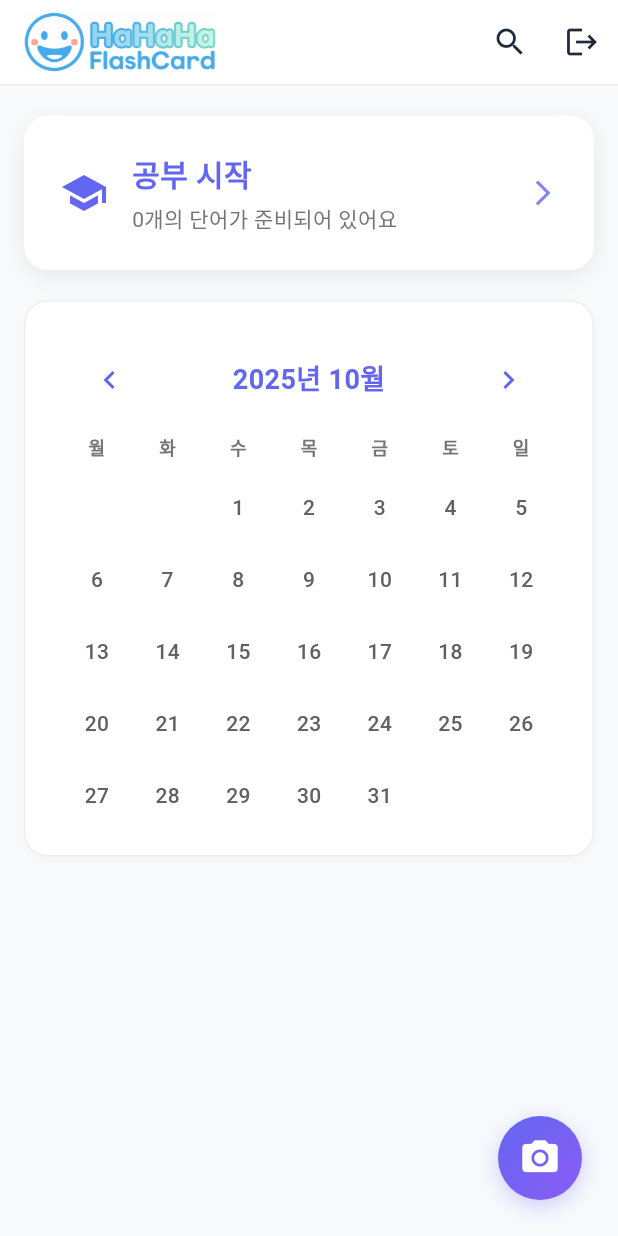
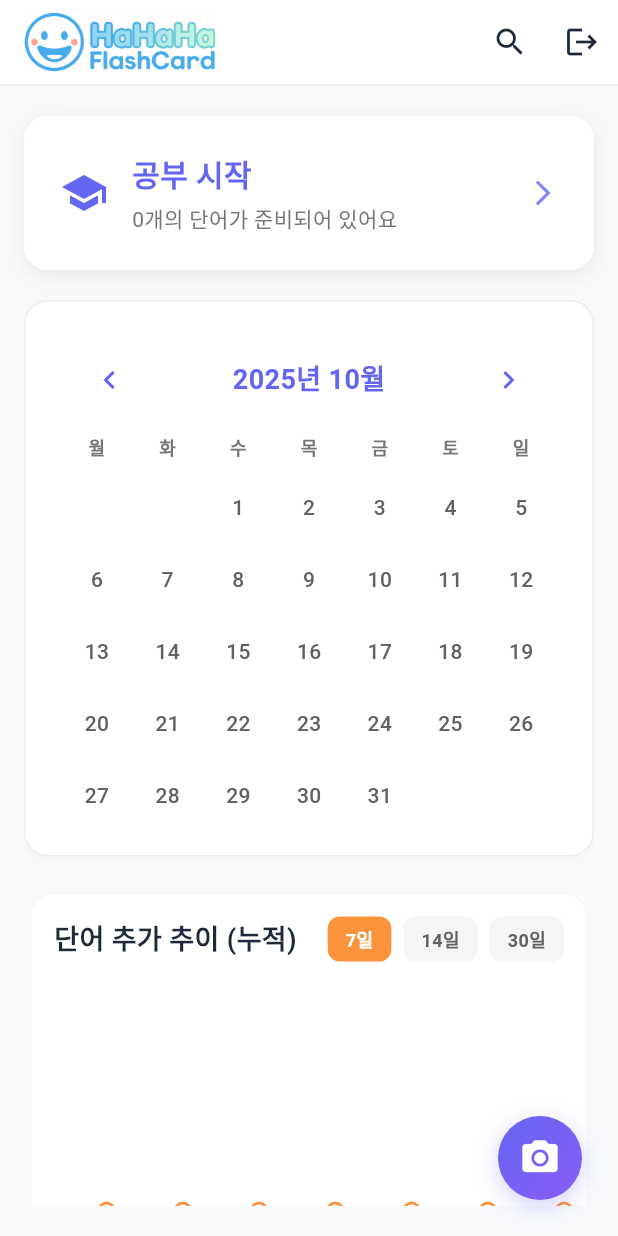
Before and after one commit to kimshinil79/hahaha_flashcard, a Flutter app: the screen it shows once a user with an empty profile is signed in, after a tap on the "chevron left" icon, on a phone screen of 412 x 824 dp. Run offline on Flutter 3.47's test engine with Material 3 defaults, Android fonts, the phone set to English and light mode, and no system bars; drawn by our look-alikes of fl_chart; our stand-ins replace camera, cloud_firestore, firebase_auth, firebase_core, flutter_dotenv; missing offline and left inert: google_mlkit_text_recognition, receive_sharing_intent; accounts and stored records are empty; generated files the repository leaves out were written again; statements that could not run were skipped.

Commit message:
Add environment variable support and update dependencies. Included .env file for API keys, integrated fl_chart and http packages, and enhanced README with setup instructions for OpenAI API. Improved main.dart to load environment variables and refactored calendar widget for better color handling.

```diff
--- a/lib/main.dart
+++ b/lib/main.dart
@@ -15,13 +15,20 @@ import 'widgets/selected_word_list.dart';
 import 'widgets/add_to_flashcard_dialog.dart';
 import 'widgets/flashcard_study_screen.dart';
 import 'widgets/study_calendar_widget.dart';
+import 'widgets/word_addition_chart.dart';
+import 'services/chatgpt_service.dart';
 import 'dart:convert';
 import 'dart:async';
 import 'dart:io';
 import 'package:receive_sharing_intent/receive_sharing_intent.dart';
+import 'package:flutter_dotenv/flutter_dotenv.dart';
 
 void main() async {
   WidgetsFlutterBinding.ensureInitialized();
+
+  // .env 파일 로드
+  await dotenv.load(fileName: ".env");
+
   await Firebase.initializeApp(
     options: DefaultFirebaseOptions.currentPlatform,
   );
@@ -489,7 +496,7 @@ class _MyHomePageState extends State<MyHomePage> {
                       children: <Widget>[
                         if (_recognizedText == null ||
                             _recognizedText!.isEmpty) ...[
-                          // 공부 시작 카드 (텍스트 추출 전/없을 때만 표시)
+                          // 공부 시작 카드 (고정, 텍스트 추출 전/없을 때만 표시)
                           GestureDetector(
                             onTap: _startStudy,
                             child: Container(
@@ -548,12 +555,24 @@ class _MyHomePageState extends State<MyHomePage> {
                             ),
                           ),
                           const SizedBox(height: 20),
-                          // 달력 위젯 (텍스트 미표시 시에만 노출)
-                          StudyCalendarWidget(
-                            key: ValueKey(_calendarRefreshKey),
-                            refreshTrigger: _calendarRefreshKey,
+                          // 스크롤 가능한 영역 (달력 + 그래프)
+                          Expanded(
+                            child: SingleChildScrollView(
+                              child: Column(
+                                children: [
+                                  // 달력 위젯
+                                  StudyCalendarWidget(
+                                    key: ValueKey(_calendarRefreshKey),
+                                    refreshTrigger: _calendarRefreshKey,
+                                  ),
+                                  const SizedBox(height: 20),
+                                  // 단어 추가 그래프
+                                  const WordAdditionChart(),
+                                  const SizedBox(height: 20),
+                                ],
+                              ),
+                            ),
                           ),
-                          const SizedBox(height: 20),
                         ],
                         if (_selectedWordMeanings.isNotEmpty) ...[
                           SelectedWordList(
@@ -572,9 +591,6 @@ class _MyHomePageState extends State<MyHomePage> {
                               onClose: _clearRecognizedText,
                             ),
                           ),
-                        ],
-                        if (_recognizedText == null) ...[
-                          const Expanded(child: SizedBox.shrink()),
                         ],
                       ],
                     ),
@@ -854,10 +870,9 @@ class _MyHomePageState extends State<MyHomePage> {
           );
         }
       } else {
+        // 단어를 찾지 못하면 ChatGPT API 호출
         if (mounted) {
-          ScaffoldMessenger.of(context).showSnackBar(
-            SnackBar(content: Text('"$word" 단어를 찾을 수 없습니다.')),
-          );
+          _fetchWordFromChatGPT(word, sentence, baseForm);
         }
       }
     } catch (e) {
@@ -866,6 +881,88 @@ class _MyHomePageState extends State<MyHomePage> {
           SnackBar(content: Text('검색 중 오류가 발생했습니다: $e')),
         );
       }
+    }
+  }
+
+  /// ChatGPT API를 호출하여 단어 정보를 가져오고 Firebase에 저장한 후 표시합니다.
+  Future<void> _fetchWordFromChatGPT(String word, String sentence, String baseForm) async {
+    // 로딩 다이얼로그 표시
+    if (!mounted) return;
+
+    showDialog(
+      context: context,
+      barrierDismissible: false,
+      builder: (context) => const Center(
+        child: Card(
+          child: Padding(
+            padding: EdgeInsets.all(20),
+            child: Column(
+              mainAxisSize: MainAxisSize.min,
+              children: [
+                CircularProgressIndicator(),
+                SizedBox(height: 16),
+                Text('단어 정보를 불러오는 중...'),
+              ],
+            ),
+          ),
+        ),
+      ),
+    );
+
+    try {
+      // ChatGPT API 호출
+      final wordData = await ChatGPTService.getWordInfo(word);
+
+      if (!mounted) return;
+
+      if (wordData == null) {
+        Navigator.of(context).pop(); // 로딩 다이얼로그 닫기
+        ScaffoldMessenger.of(context).showSnackBar(
+          const SnackBar(content: Text('단어 정보를 가져올 수 없습니다.')),
+        );
+        return;
+      }
+
+      // Firebase에 저장
+      final wordKey = baseForm.isNotEmpty ? baseForm : word.toLowerCase();
+      await _firestore.collection('words').doc(wordKey).set(wordData);
+
+      // 로딩 다이얼로그 닫기
+      if (!mounted) return;
+      Navigator.of(context).pop();
+
+      // WordDetailDialog 표시
+      WordDetailDialog.show(
+        context,
+        wordData,
+        sentence,
+        word,
+        wordKey,
+        onMeaningSelected: (selectedWord, meaning) {
+          if (mounted) {
+            setState(() {
+              _selectedWordMeanings.add({
+                'word': wordKey,
+                'meaning': meaning,
+              });
+            });
+          }
+        },
+      );
+    } catch (e) {
+      if (!mounted) return;
+
+      // 로딩 다이얼로그 닫기
+      Navigator.of(context).pop();
+
+      ScaffoldMessenger.of(context).showSnackBar(
+        SnackBar(
+          content: Text('단어 정보를 가져오는 중 오류가 발생했습니다: $e'),
+          duration: const Duration(seconds: 5),
+        ),
+      );
+
+      print('ChatGPT API 오류: $e');
     }
   }
 
--- a/lib/widgets/calendar_grid_widget.dart
+++ b/lib/widgets/calendar_grid_widget.dart
@@ -27,31 +27,6 @@ class CalendarGridWidget extends StatelessWidget {
       const Color(0xFF6366F1),
       intensity,
     ) ?? Colors.transparent;
-  }
-
-  Color _getCountTextColor(int count, Color backgroundColor) {
-    if (count == 0) return Colors.grey.shade600;
-    final intensity = _getIntensity(count);
-    final baseColor = Color.lerp(
-      const Color(0xFF1F1F39),
-      Colors.white,
-      intensity,
-    ) ?? Colors.white;
-
-    if (backgroundColor == Colors.transparent) {
-      return baseColor.withOpacity(0.8);
-    }
-
-    final luminance = backgroundColor.computeLuminance();
-    if (luminance < 0.2) {
-      return baseColor.withOpacity(0.95);
-    } else if (luminance < 0.4) {
-      return baseColor.withOpacity(0.85);
-    } else if (luminance < 0.6) {
-      return baseColor.withOpacity(0.75);
-    } else {
-      return const Color(0xFF1F1F39).withOpacity(0.8);
-    }
   }
 
   Color _getDayTextColor(bool isSelected, bool isToday, int count, Color backgroundColor) {
@@ -95,8 +70,9 @@ class CalendarGridWidget extends StatelessWidget {
     final isSelected = _isSelected(date);
     final count = studyCounts[dateStr] ?? 0;
     final backgroundColor = _getDateBackgroundColor(count);
-    final countColor = _getCountTextColor(count, backgroundColor);
     final dayColor = _getDayTextColor(isSelected, isToday, count, backgroundColor);
+    // 공부 횟수 숫자도 날짜와 같은 색상 로직 사용
+    final countColor = dayColor;
 
     // 테두리 색상 결정
     Color? borderColor;
@@ -140,9 +116,7 @@ class CalendarGridWidget extends StatelessWidget {
                 '$count',
                 style: TextStyle(
                   fontSize: 10,
-                  color: isSelected
-                      ? countColor.withOpacity(0.9)
-                      : countColor,
+                  color: countColor,
                 ),
               ),
           ],
--- /dev/null
+++ b/lib/widgets/word_addition_chart.dart
@@ -0,0 +1,337 @@
+import 'package:flutter/material.dart';
+import 'package:fl_chart/fl_chart.dart';
+import 'package:intl/intl.dart';
+import 'package:cloud_firestore/cloud_firestore.dart';
+import 'package:firebase_auth/firebase_auth.dart';
+
+class WordAdditionChart extends StatefulWidget {
+  const WordAdditionChart({super.key});
+
+  @override
+  State<WordAdditionChart> createState() => _WordAdditionChartState();
+}
+
+class _WordAdditionChartState extends State<WordAdditionChart> {
+  final FirebaseFirestore _firestore = FirebaseFirestore.instance;
+  Map<String, int> _wordAdditionCounts = {};
+  bool _isLoading = true;
+  int _selectedDays = 7; // 기본 7일
+
+  @override
+  void initState() {
+    super.initState();
+    _loadWordAdditionData();
+  }
+
+  Future<void> _loadWordAdditionData() async {
+    if (!mounted) return;
+
+    setState(() {
+      _isLoading = true;
+    });
+
+    final user = FirebaseAuth.instance.currentUser;
+    if (user == null) {
+      if (!mounted) return;
+      setState(() {
+        _isLoading = false;
+      });
+      return;
+    }
+
+    try {
+      final userDoc = await _firestore.collection('users').doc(user.uid).get();
+      if (!userDoc.exists) {
+        if (!mounted) return;
+        setState(() {
+          _isLoading = false;
+        });
+        return;
+      }
+
+      final userData = userDoc.data();
+      final flashcards = userData?['flashcards'] as List<dynamic>? ?? [];
+
+      // 날짜별 단어 추가 카운트
+      final Map<String, int> dateCounts = {};
+
+      // 최근 N일 날짜 초기화
+      final now = DateTime.now();
+      for (int i = 0; i < _selectedDays; i++) {
+        final date = now.subtract(Duration(days: i));
+        final dateStr = DateFormat('yyyy-MM-dd').format(date);
+        dateCounts[dateStr] = 0;
+      }
+
+      // flashcards에서 createdAt 기반으로 카운트
+      for (var flashcard in flashcards) {
+        final createdAt = flashcard['createdAt'] as Timestamp?;
+        if (createdAt != null) {
+          final createdDate = createdAt.toDate();
+          final dateStr = DateFormat('yyyy-MM-dd').format(createdDate);
+
+          // 최근 N일 이내인 경우만 카운트
+          if (dateCounts.containsKey(dateStr)) {
+            dateCounts[dateStr] = (dateCounts[dateStr] ?? 0) + 1;
+          }
+        }
+      }
+
+      if (!mounted) return;
+      setState(() {
+        _wordAdditionCounts = dateCounts;
+        _isLoading = false;
+      });
+    } catch (e) {
+      print('단어 추가 데이터 로드 실패: $e');
+      if (!mounted) return;
+      setState(() {
+        _isLoading = false;
+      });
+    }
+  }
+
+  List<FlSpot> _getChartData() {
+    if (_wordAdditionCounts.isEmpty) return [];
+
+    // 날짜 정렬 (오래된 날짜부터)
+    final sortedDates = _wordAdditionCounts.keys.toList()
+      ..sort();
+
+    // 누적 합계 계산
+    int cumulativeSum = 0;
+    final List<FlSpot> spots = [];
+
+    for (int i = 0; i < sortedDates.length; i++) {
+      final date = sortedDates[i];
+      final dailyCount = _wordAdditionCounts[date] ?? 0;
+      cumulativeSum += dailyCount;
+      spots.add(FlSpot(i.toDouble(), cumulativeSum.toDouble()));
+    }
+
+    return spots;
+  }
+
+  String _getBottomTitle(double value) {
+    final sortedDates = _wordAdditionCounts.keys.toList()..sort();
+    final index = value.toInt();
+
+    if (index < 0 || index >= sortedDates.length) return '';
+
+    final date = DateTime.parse(sortedDates[index]);
+
+    // 7일 이하면 요일, 그 이상이면 날짜만
+    if (_selectedDays <= 7) {
+      final weekday = ['일', '월', '화', '수', '목', '금', '토'][date.weekday % 7];
+      return weekday;
+    } else {
+      return '${date.month}/${date.day}';
+    }
+  }
+
+  @override
+  Widget build(BuildContext context) {
+    if (_isLoading) {
+      return Card(
+        child: Container(
+          height: 250,
+          padding: const EdgeInsets.all(16),
+          child: const Center(
+            child: CircularProgressIndicator(),
+          ),
+        ),
+      );
+    }
+
+    final chartData = _getChartData();
+    // 누적 합계의 최대값 계산
+    final maxY = chartData.isEmpty
+        ? 10.0
+        : (chartData.map((e) => e.y).reduce((a, b) => a > b ? a : b) * 1.2).ceilToDouble();
+
+    return Card(
+      child: Padding(
+        padding: const EdgeInsets.all(16),
+        child: Column(
+          crossAxisAlignment: CrossAxisAlignment.start,
+          children: [
+            Row(
+              mainAxisAlignment: MainAxisAlignment.spaceBetween,
+              children: [
+                const Text(
+                  '단어 추가 추이 (누적)',
+                  style: TextStyle(
+                    fontSize: 18,
+                    fontWeight: FontWeight.w700,
+                    color: Color(0xFF1E293B),
+                  ),
+                ),
+                Row(
+                  children: [
+                    _buildDaysButton(7),
+                    const SizedBox(width: 8),
+                    _buildDaysButton(14),
+                    const SizedBox(width: 8),
+                    _buildDaysButton(30),
+                  ],
+                ),
+              ],
+            ),
+            const SizedBox(height: 16),
+            SizedBox(
+              height: 180,
+              child: chartData.isEmpty
+                  ? const Center(
+                      child: Text(
+                        '아직 추가된 단어가 없습니다',
+                        style: TextStyle(
+                          color: Colors.grey,
+                          fontSize: 14,
+                        ),
+                      ),
+                    )
+                  : LineChart(
+                      LineChartData(
+                        gridData: FlGridData(
+                          show: true,
+                          drawVerticalLine: false,
+                          horizontalInterval: maxY / 5,
+                          getDrawingHorizontalLine: (value) {
+                            return FlLine(
+                              color: Colors.grey.shade200,
+                              strokeWidth: 1,
+                            );
+                          },
+                        ),
+                        titlesData: FlTitlesData(
+                          leftTitles: AxisTitles(
+                            sideTitles: SideTitles(
+                              showTitles: true,
+                              reservedSize: 35,
+                              interval: maxY / 5,
+                              getTitlesWidget: (value, meta) {
+                                if (value == meta.max || value == meta.min) {
+                                  return const SizedBox();
+                                }
+                                return Text(
+                                  value.toInt().toString(),
+                                  style: TextStyle(
+                                    color: Colors.grey.shade600,
+                                    fontSize: 12,
+                                  ),
+                                );
+                              },
+                            ),
+                          ),
+                          rightTitles: const AxisTitles(
+                            sideTitles: SideTitles(showTitles: false),
+                          ),
+                          topTitles: const AxisTitles(
+                            sideTitles: SideTitles(showTitles: false),
+                          ),
+                          bottomTitles: AxisTitles(
+                            sideTitles: SideTitles(
+                              showTitles: true,
+                              reservedSize: 30,
+                              interval: 1,
+                              getTitlesWidget: (value, meta) {
+                                return Padding(
+                                  padding: const EdgeInsets.only(top: 8),
+                                  child: Text(
+                                    _getBottomTitle(value),
+                                    style: TextStyle(
+                                      color: Colors.grey.shade600,
+                                      fontSize: 12,
+                                    ),
+                                  ),
+                                );
+                              },
+                            ),
+                          ),
+                        ),
+                        borderData: FlBorderData(show: false),
+                        minX: 0,
+                        maxX: (chartData.length - 1).toDouble(),
+                        minY: 0,
+                        maxY: maxY,
+                        lineBarsData: [
+                          LineChartBarData(
+                            spots: chartData,
+                            isCurved: true,
+                            color: const Color(0xFFFB923C), // 오렌지 색상
+                            barWidth: 3,
+                            isStrokeCapRound: true,
+                            dotData: FlDotData(
+                              show: true,
+                              getDotPainter: (spot, percent, barData, index) {
+                                return FlDotCirclePainter(
+                                  radius: 4,
+                                  color: Colors.white,
+                                  strokeWidth: 2,
+                                  strokeColor: const Color(0xFFFB923C), // 오렌지 색상
+                                );
+                              },
+                            ),
+                            belowBarData: BarAreaData(
+                              show: true,
+                              color: const Color(0xFFFB923C).withOpacity(0.15), // 오렌지 배경
+                            ),
+                          ),
+                        ],
+                        lineTouchData: LineTouchData(
+                          touchTooltipData: LineTouchTooltipData(
+                            getTooltipColor: (touchedSpot) => Colors.white,
+                            getTooltipItems: (touchedSpots) {
+                              return touchedSpots.map((spot) {
+                                final sortedDates = _wordAdditionCounts.keys.toList()..sort();
+                                final date = DateTime.parse(sortedDates[spot.x.toInt()]);
+                                final dateStr = DateFormat('M/d').format(date);
+                                return LineTooltipItem(
+                                  '$dateStr\n${spot.y.toInt()}개',
+                                  const TextStyle(
+                                    color: Color(0xFF1E293B),
+                                    fontWeight: FontWeight.w600,
+                                    fontSize: 12,
+                                  ),
+                                );
+                              }).toList();
+                            },
+                          ),
+                        ),
+                      ),
+                    ),
+            ),
+          ],
+        ),
+      ),
+    );
+  }
+
+  Widget _buildDaysButton(int days) {
+    final isSelected = _selectedDays == days;
+    return InkWell(
+      onTap: () {
+        setState(() {
+          _selectedDays = days;
+        });
+        _loadWordAdditionData();
+      },
+      borderRadius: BorderRadius.circular(8),
+      child: Container(
+        padding: const EdgeInsets.symmetric(horizontal: 12, vertical: 6),
+        decoration: BoxDecoration(
+          color: isSelected ? const Color(0xFFFB923C) : Colors.grey.shade100, // 오렌지 색상
+          borderRadius: BorderRadius.circular(8),
+        ),
+        child: Text(
+          '${days}일',
+          style: TextStyle(
+            fontSize: 12,
+            fontWeight: FontWeight.w600,
+            color: isSelected ? Colors.white : Colors.grey.shade700,
+          ),
+        ),
+      ),
+    );
+  }
+}
--- a/pubspec.yaml
+++ b/pubspec.yaml
@@ -20,6 +20,9 @@ dependencies:
   firebase_auth: ^5.3.1
   intl: ^0.19.0
   receive_sharing_intent: ^1.7.1
+  fl_chart: ^0.68.0
+  http: ^1.1.0
+  flutter_dotenv: ^5.1.0
 
 dev_dependencies:
   flutter_test:
@@ -32,6 +35,7 @@ flutter:
 
   assets:
     - assets/
+    - .env
 
 flutter_launcher_icons:
   android: true
```
Also changed, not shown: lib/services/chatgpt_service.dart (added, +157 -0 lines), pubspec.lock, 3 other files.
